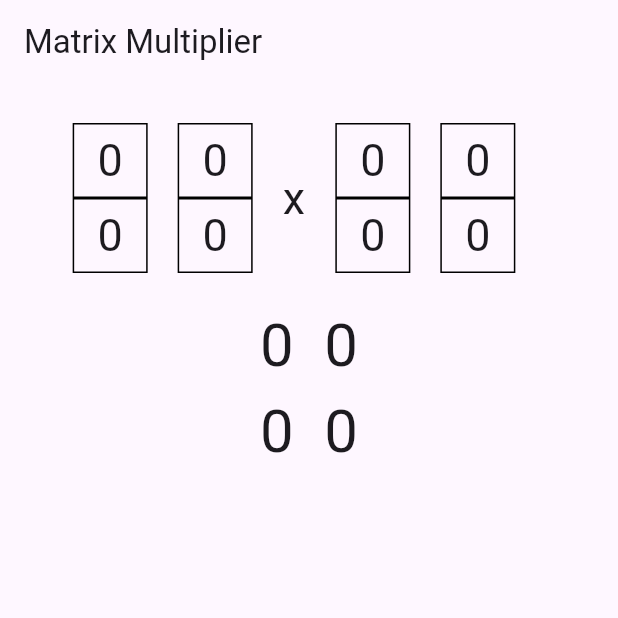
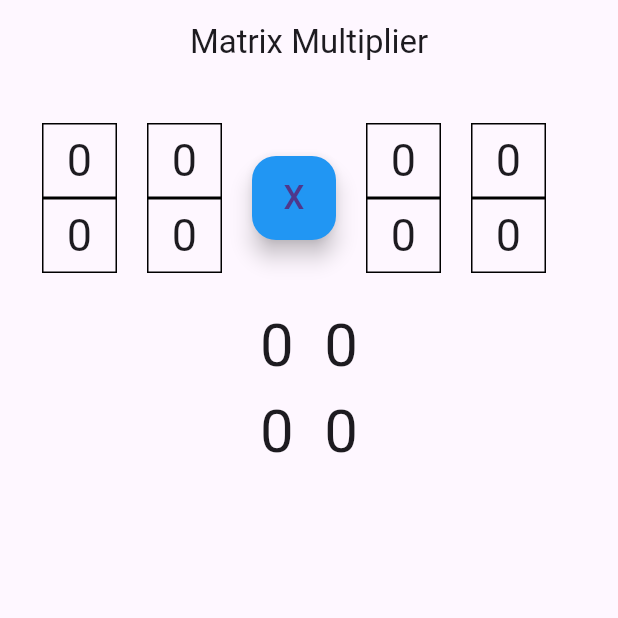
Before and after one commit to musk1n/task1_cc, a Flutter app: the screen it shows after launch, on a phone screen of 412 x 824 dp, the top half of it. Run offline on Flutter 3.47's test engine with Material 3 defaults, Android fonts, the phone set to English and light mode, and no system bars.

Commit message:
multiplication for 2x2 matrix done

```diff
--- a/lib/main.dart
+++ b/lib/main.dart
@@ -61,12 +61,21 @@ class _MatrixMultiplyScreenState extends State<MatrixMultiplyScreen> {
     });
   }
 
+  void updateP(){
+    setState(() {
+      p11 = (s11 * t11 + s12 * t21) % 10;
+      p12 = (s11 * t12 + s12 * t22) % 10;
+      p21 = (s21 * t11 + s22 * t21) % 10;
+      p22 = (s21 * t12 + s22 * t22) % 10;
+    });
+  }
+
 
   @override
   Widget build(BuildContext context) {
     return Scaffold(
       appBar: AppBar(
-        title: Text('Matrix Multiplier'),
+        title: Center(child: Text('Matrix Multiplier')),
       ),
       body: Padding(
         padding: const EdgeInsets.all(16.0),
@@ -97,7 +106,18 @@ class _MatrixMultiplyScreenState extends State<MatrixMultiplyScreen> {
                 SizedBox(width: 20),
                 Column(
                   children: [
-                    Text("x", style: TextStyle(fontSize: 30)),
+                    FloatingActionButton(
+                      backgroundColor: Colors.blue,
+                      child: Text(
+                        "X",
+                        style: TextStyle(
+                          fontSize: 22,
+                        )
+                      ),
+                      onPressed: () {
+                        updateP();
+                      },
+                    ),
                   ],
                 ),
                 SizedBox(width: 20),
```
